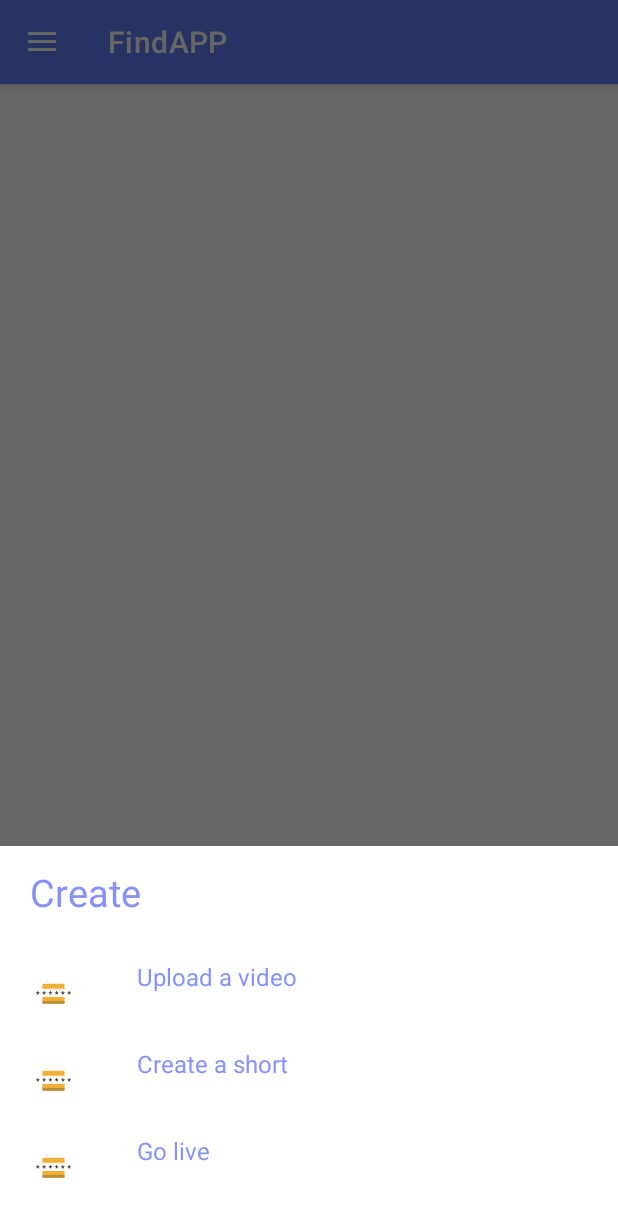
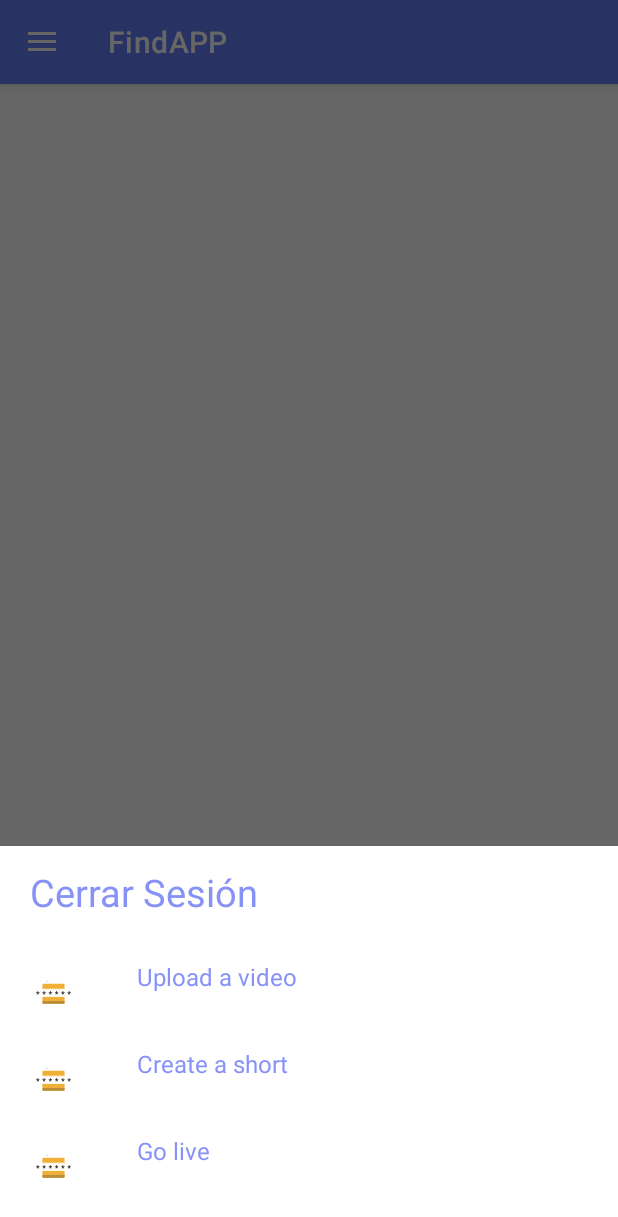
Before and after one commit to Nestor-DS/FindApp, an Android app: the MainActivity screen opened directly, with no data from a screen before it, after a tap on an icon or button, on a phone screen of 412 x 824 dp. Shown: the top 1217 px of the screen. Run offline under Robolectric (Android 15) with nearby library versions, the phone set to English and light mode, and no system bars; 1 statement that could not run was skipped.

```diff
--- a/app/src/main/res/layout/bottomsheetlayout.xml
+++ b/app/src/main/res/layout/bottomsheetlayout.xml
@@ -23,7 +23,7 @@
             android:layout_width="wrap_content"
             android:layout_height="wrap_content"
             android:textAlignment="viewStart"
-            android:text="Create"
+            android:text="Cerrar Sesión"
             android:padding="8dp"
             android:textColor="@color/lavender"
             android:layout_marginStart="12dp"
--- a/app/src/main/res/menu/button_menu.xml
+++ b/app/src/main/res/menu/button_menu.xml
@@ -4,14 +4,14 @@
 
     <item
         android:id="@+id/home"
-        android:title="Home"
+        android:title="Inicio"
         android:icon="@drawable/ic_home"
 
         />
 
     <item
         android:id="@+id/shorts"
-        android:title="Shorts"
+        android:title="Ubicacion"
         android:icon="@drawable/ic_home"
         />
 
@@ -20,11 +20,11 @@
 
     <item
         android:id="@+id/subscriptions"
-        android:title="Subscriptions"
+        android:title="Usuarios"
         android:icon="@drawable/ic_share" />
     <item
         android:id="@+id/library"
-        android:title="Library"
+        android:title="Acerca de"
         android:icon="@drawable/ic_map" />
 
 </menu>
```
